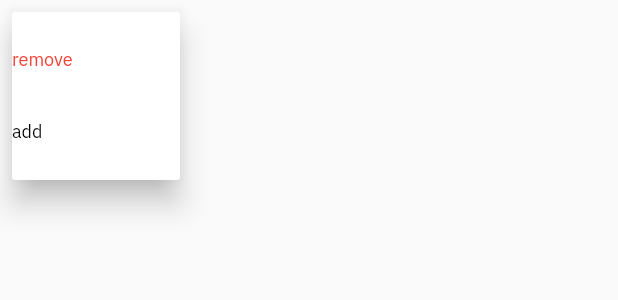
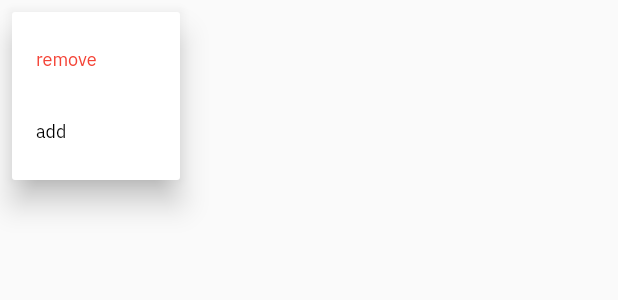
Before and after one commit to Khawar101/eduacation_flutter_web, a Flutter app: the PopupMenu widget shown alone on an empty page, opened directly, after a tap on the "more vert" icon, on a phone screen of 412 x 824 dp. Shown: the top 300 px of the screen. Run offline on Flutter 3.47's test engine with Material 2 defaults, Android fonts, the phone set to English and light mode, and no system bars; our stand-ins replace cloud_firestore, firebase_auth, firebase_core, firebase_storage, fl_chart, google_fonts and 7 more; missing offline and left inert: dart:html, email_otp; accounts and stored records are empty; network calls fail.

Commit message:
up to date'

```diff
--- a/lib/ui/views/courses/upload_courses/widgets/pop_up_menu.dart
+++ b/lib/ui/views/courses/upload_courses/widgets/pop_up_menu.dart
@@ -13,10 +13,8 @@ class _PopupMenuState extends State<PopupMenu> {
 
   @override
   Widget build(BuildContext context) {
-    return  Container(
-      width: 30,
-      child: PopupMenuButton<SampleItem>(
-        padding: const EdgeInsets.all(0),
+    return  PopupMenuButton<SampleItem>(
+      // padding: const EdgeInsets.all(0),
       iconSize: 15,position: PopupMenuPosition.over,
       initialValue: selectedMenu,
 
@@ -28,18 +26,17 @@ class _PopupMenuState extends State<PopupMenu> {
       },
       itemBuilder: (BuildContext context) => <PopupMenuEntry<SampleItem>>[
         const PopupMenuItem<SampleItem>(
-               padding: EdgeInsets.all(0),
+            //  padding: EdgeInsets.all(0),
           value: SampleItem.itemOne,
           child: SmallText(text: "remove", color: Colors.red)
         ),
         const PopupMenuItem<SampleItem>(
           value: SampleItem.itemTwo,
-            padding: EdgeInsets.all(0),
+          // padding: EdgeInsets.all(0),
            child: SmallText(text: "add", color: Colors.black)
         ),
 
       ],
-      ),
     );
   }
 }
```
Also changed, not shown: lib/ui/views/courses/courses_viewmodel.dart (+15 -4 lines). Lines whose indentation alone changed are shown as unchanged.
